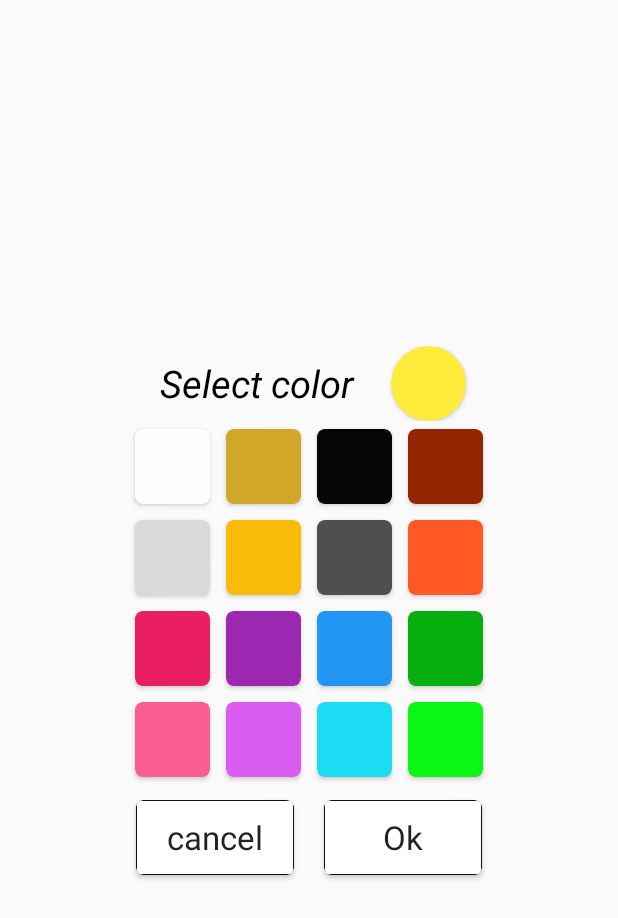
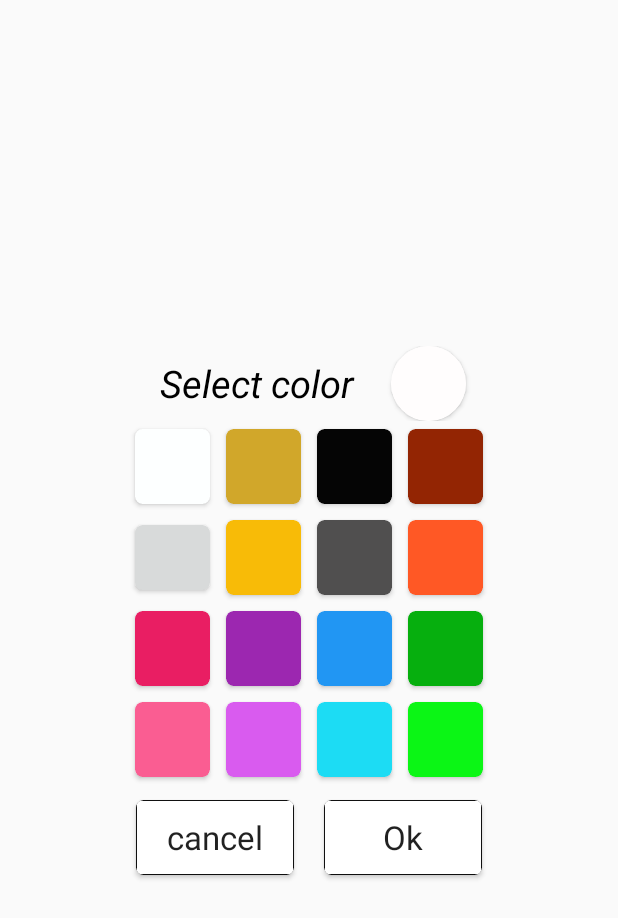
Before and after one commit to Abdullah272056/MyMusicPlayer, an Android app: the layout color_box.xml on its own in the app's theme, with its tools: preview values and no code run, on a phone screen of 412 x 824 dp. Shown: the top 918 px of the screen. Run offline under Robolectric (Android 15) with nearby library versions, the phone set to English and light mode, and no system bars.

Commit message:
get color

```diff
--- a/app/src/main/java/com/example/mymusicplayer/SongListActivity.java
+++ b/app/src/main/java/com/example/mymusicplayer/SongListActivity.java
@@ -64,7 +64,7 @@ public class SongListActivity extends AppCompatActivity {
     Toolbar toolbar;
     ThemeDataBaseHelper themeDataBaseHelper;
     LinearLayout linearLayout;
-    Button saveButton ,cancelButton;
+
     int colorStatus;
     DrawerLayout drawerLayout;
     NavigationView navigationView;
@@ -76,6 +76,8 @@ public class SongListActivity extends AppCompatActivity {
 
     CardView color1,color2,color3,color4,color5,color6,color7,color8,
              color9,color10,color11,color12,color13,color14,color15,color16;
+    Button saveButton ,cancelButton;
+    View selectColor;
     @Override
     protected void onCreate(Bundle savedInstanceState) {
         super.onCreate(savedInstanceState);
@@ -330,10 +332,15 @@ public class SongListActivity extends AppCompatActivity {
         color14=view.findViewById(R.id.color14);
         color15=view.findViewById(R.id.color15);
         color16=view.findViewById(R.id.color16);
+        selectColor=view.findViewById(R.id.selectColor);
+        cancelButton=view.findViewById(R.id.cancelButton);
+        saveButton=view.findViewById(R.id.okButton);
+
         color1.setOnClickListener(new View.OnClickListener() {
             @Override
             public void onClick(View v) {
                 colorStatus=1;
+                selectColor.setBackgroundColor(getResources().getColor(R.color.colorAccent));
             }
         });
         color2.setOnClickListener(new View.OnClickListener() {
--- a/app/src/main/res/layout/color_box.xml
+++ b/app/src/main/res/layout/color_box.xml
@@ -19,13 +19,18 @@
            android:layout_width="180dp"
            android:layout_height="50dp"/>
        <androidx.cardview.widget.CardView
-           android:backgroundTint="#FFEB3B"
            android:layout_gravity="center"
            android:layout_width="50dp"
            android:layout_height="50dp"
            app:cardCornerRadius="25dp"
 
-           />
+           >
+           <View
+               android:background="#FFFDFD"
+               android:id="@+id/selectColor"
+               android:layout_width="match_parent"
+               android:layout_height="match_parent"/>
+       </androidx.cardview.widget.CardView>
 
    </LinearLayout>
 
@@ -38,7 +43,7 @@
 
             <androidx.cardview.widget.CardView
                 android:id="@+id/color1"
-                android:backgroundTint="#FDFFFF"
+                android:backgroundTint="@color/color1"
                 android:layout_gravity="center"
                 android:layout_width="50dp"
                 android:layout_height="50dp"
@@ -54,7 +59,7 @@
                 android:layout_height="50dp"
                 app:cardCornerRadius="5dp"
                 android:layout_margin="5dp"
-                android:backgroundTint="#D1A72A"
+                android:backgroundTint="@color/color5"
                 />
 
         <androidx.cardview.widget.CardView
@@ -64,7 +69,7 @@
             android:layout_height="50dp"
             app:cardCornerRadius="5dp"
             android:layout_margin="5dp"
-            android:backgroundTint="#050505"
+            android:backgroundTint="@color/color9"
             />
 
 
@@ -75,7 +80,7 @@
             android:layout_height="50dp"
             app:cardCornerRadius="5dp"
             android:layout_margin="5dp"
-            android:backgroundTint="#932503"
+            android:backgroundTint="@color/color13"
             />
 
     </LinearLayout>
@@ -86,17 +91,16 @@
 
         <androidx.cardview.widget.CardView
             android:id="@+id/color2"
-            android:backgroundTint="#D8DADA"
+            android:layout_width="50dp"
+            android:layout_height="43dp"
             android:layout_gravity="center"
-            android:layout_width="50dp"
-            android:layout_height="50dp"
-            app:cardCornerRadius="5dp"
             android:layout_margin="5dp"
-            />
+            android:backgroundTint="@color/color2"
+            app:cardCornerRadius="5dp" />
 
         <androidx.cardview.widget.CardView
             android:id="@+id/color6"
-            android:backgroundTint="#F8BB07"
+            android:backgroundTint="@color/color6"
             android:layout_gravity="center"
             android:layout_width="50dp"
             android:layout_height="50dp"
@@ -108,7 +112,7 @@
 
         <androidx.cardview.widget.CardView
             android:id="@+id/color10"
-            android:backgroundTint="#504F4F"
+            android:backgroundTint="@color/color10"
             android:layout_gravity="center"
             android:layout_width="50dp"
             android:layout_height="50dp"
@@ -118,7 +122,7 @@
 
         <androidx.cardview.widget.CardView
             android:id="@+id/color14"
-            android:backgroundTint="#FF5825"
+            android:backgroundTint="@color/color14"
             android:layout_gravity="center"
             android:layout_width="50dp"
             android:layout_height="50dp"
@@ -135,7 +139,7 @@
         android:layout_height="wrap_content">
         <androidx.cardview.widget.CardView
             android:id="@+id/color3"
-            android:backgroundTint="#E91E63"
+            android:backgroundTint="@color/color3"
             android:layout_gravity="center"
             android:layout_width="50dp"
             android:layout_height="50dp"
@@ -145,7 +149,7 @@
 
         <androidx.cardview.widget.CardView
             android:id="@+id/color7"
-            android:backgroundTint="#9C27B0"
+            android:backgroundTint="@color/color7"
             android:layout_gravity="center"
             android:layout_width="50dp"
             android:layout_height="50dp"
@@ -155,7 +159,7 @@
 
         <androidx.cardview.widget.CardView
             android:id="@+id/color11"
-            android:backgroundTint="#2196F3"
+            android:backgroundTint="@color/color11"
             android:layout_gravity="center"
             android:layout_width="50dp"
             android:layout_height="50dp"
@@ -165,7 +169,7 @@
 
         <androidx.cardview.widget.CardView
             android:id="@+id/color15"
-            android:backgroundTint="#06AF0E"
+            android:backgroundTint="@color/color15"
             android:layout_gravity="center"
             android:layout_width="50dp"
             android:layout_height="50dp"
@@ -181,7 +185,7 @@
         android:layout_height="wrap_content">
         <androidx.cardview.widget.CardView
             android:id="@+id/color4"
-            android:backgroundTint="#FA5D92"
+            android:backgroundTint="@color/color4"
             android:layout_gravity="center"
             android:layout_width="50dp"
             android:layout_height="50dp"
@@ -191,7 +195,7 @@
 
         <androidx.cardview.widget.CardView
             android:id="@+id/color8"
-            android:backgroundTint="#D95BEF"
+            android:backgroundTint="@color/color8"
             android:layout_gravity="center"
             android:layout_width="50dp"
             android:layout_height="50dp"
@@ -201,7 +205,7 @@
 
         <androidx.cardview.widget.CardView
             android:id="@+id/color12"
-            android:backgroundTint="#1CDCF4"
+            android:backgroundTint="@color/color12"
             android:layout_gravity="center"
             android:layout_width="50dp"
             android:layout_height="50dp"
@@ -211,7 +215,7 @@
 
         <androidx.cardview.widget.CardView
             android:id="@+id/color16"
-            android:backgroundTint="#0BF615"
+            android:backgroundTint="@color/color16"
             android:layout_gravity="center"
             android:layout_width="50dp"
             android:layout_height="50dp"
@@ -235,6 +239,7 @@
             app:cardCornerRadius="5dp"
             >
             <Button
+                android:id="@+id/cancelButton"
                 android:textAppearance="@style/TextAppearance.AppCompat.Large"
                 android:layout_margin=".6dp"
                 android:background="#FFFFFF"
@@ -255,6 +260,7 @@
 
             >
             <Button
+                android:id="@+id/okButton"
                 android:textAppearance="@style/TextAppearance.AppCompat.Large"
                 android:layout_margin=".6dp"
                 android:background="#FFFFFF"
--- a/app/src/main/res/values/colors.xml
+++ b/app/src/main/res/values/colors.xml
@@ -3,4 +3,24 @@
     <color name="colorPrimary">#6200EE</color>
     <color name="colorPrimaryDark">#3700B3</color>
     <color name="colorAccent">#03DAC5</color>
+
+
+    <color name="color1">#FDFFFF</color>
+    <color name="color2">#D8DADA</color>
+    <color name="color3">#E91E63</color>
+    <color name="color4">#FA5D92</color>
+    <color name="color5">#D1A72A</color>
+    <color name="color6">#F8BB07</color>
+    <color name="color7">#9C27B0</color>
+    <color name="color8">#D95BEF</color>
+    <color name="color9">#050505</color>
+    <color name="color10">#504F4F</color>
+    <color name="color11">#2196F3</color>
+    <color name="color12">#1CDCF4</color>
+    <color name="color13">#932503</color>
+    <color name="color14">#FF5825</color>
+    <color name="color15">#06AF0E</color>
+    <color name="color16">#0BF615</color>
+
+
 </resources>
```
